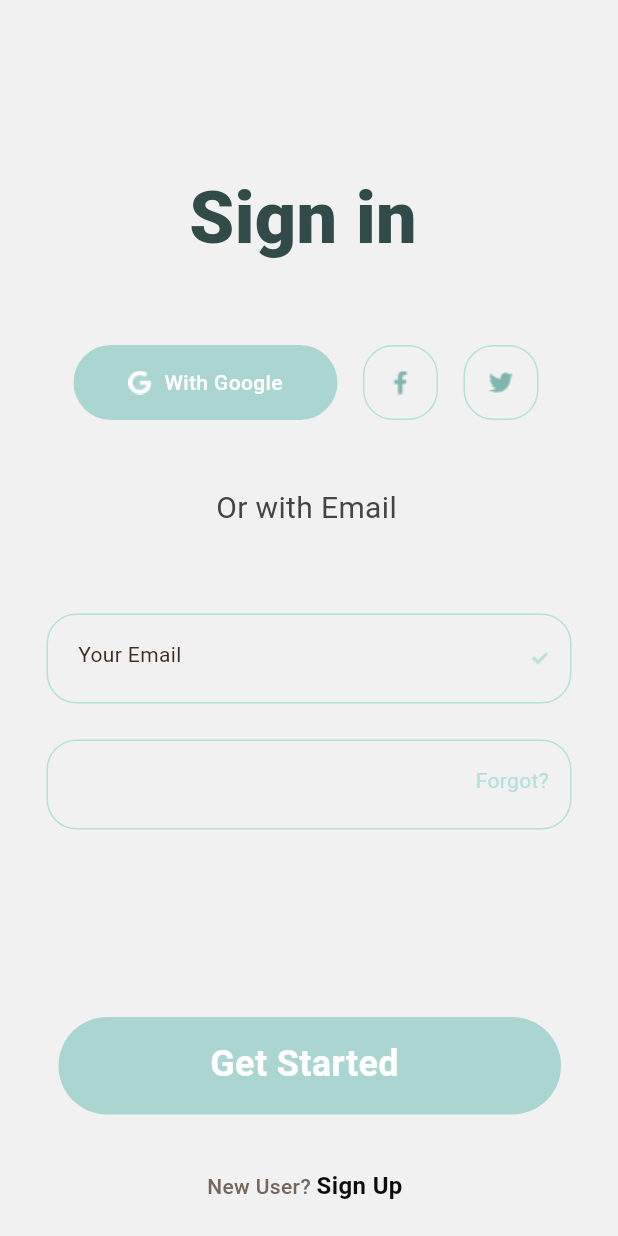
After one commit to ddongleddongle/hotdog, a Flutter app: the screen it shows after launch, after a tap on "임시 Login 페이지 망작", on a phone screen of 412 x 824 dp. The commit adds this screen. Run offline on Flutter 3.47's test engine with Material 3 defaults, Android fonts, the phone set to English and light mode, and no system bars; our stand-ins replace geolocator, google_maps_flutter, permission_handler; missing offline and left inert: mysql_client; network calls fail; Roboto replaces fonts that are missing (Mulish).

Commit message:
살려줘응애

```diff
--- a/lib/Home.dart
+++ b/lib/Home.dart
@@ -1,8 +1,9 @@
 import 'package:flutter/material.dart';
 import 'Login.dart';
-import 'Shop.dart';
+import '/Shop/Shop.dart';
 import 'Start.dart';
 import 'Walking.dart';
+import 'LoginHW.dart';
 
 class Home extends StatelessWidget {
   const Home({super.key});
@@ -22,7 +23,8 @@ class Home extends StatelessWidget {
             );
           },
         ),
-        title: Text("Home Page", style: TextStyle(color: Colors.black)), // 제목을 더 명확하게 설정
+        title: Text("Home Page",
+            style: TextStyle(color: Colors.black)), // 제목을 더 명확하게 설정
       ),
       body: Container(
         width: double.infinity,
@@ -38,7 +40,8 @@ class Home extends StatelessWidget {
                 children: [
                   Expanded(
                     flex: 1, // 이미지가 차지할 비율
-                    child: Image.asset('assets/pet.png', fit: BoxFit.contain), // 이미지 비율 유지
+                    child: Image.asset('assets/images/pet.png',
+                        fit: BoxFit.contain), // 이미지 비율 유지
                   ),
                   Expanded(
                     flex: 2, // 텍스트가 차지할 비율
@@ -80,7 +83,6 @@ class Home extends StatelessWidget {
               child: Container(
                 padding: EdgeInsets.only(top: 50),
                 margin: const EdgeInsets.symmetric(horizontal: 32.0),
-
                 child: GridView(
                   gridDelegate: SliverGridDelegateWithFixedCrossAxisCount(
                     crossAxisCount: 2,
@@ -102,7 +104,8 @@ class Home extends StatelessWidget {
                         // 두 번째 버튼 클릭 시 실행할 코드
                         Navigator.push(
                           context,
-                            MaterialPageRoute(builder: (context) => Login()), // Start 페이지로 이동
+                          MaterialPageRoute(
+                              builder: (context) => LoginHW()), // Start 페이지로 이동
                         );
                       },
                     ),
@@ -112,7 +115,8 @@ class Home extends StatelessWidget {
                         // 세 번째 버튼 클릭 시 실행할 코드
                         Navigator.push(
                           context,
-                            MaterialPageRoute(builder: (context) => Shop()), // Start 페이지로 이동
+                          MaterialPageRoute(
+                              builder: (context) => Shop()), // Start 페이지로 이동
                         );
                       },
                     ),
@@ -131,14 +135,13 @@ class Home extends StatelessWidget {
               child: Container(
                 padding: EdgeInsets.all(30),
                 margin: EdgeInsets.only(bottom: 100),
-                child: buildContainer(
-                    "산책하러가기", () {
+                child: buildContainer("산책하러가기", () {
                   Navigator.push(
                     context,
-                    MaterialPageRoute(builder: (context) => Walking()), // Start 페이지로 이동
+                    MaterialPageRoute(
+                        builder: (context) => Walking()), // Start 페이지로 이동
                   );
-                }
-                ),
+                }),
               ),
             ),
           ],
--- /dev/null
+++ b/lib/LoginHW.dart
@@ -0,0 +1,295 @@
+import 'package:flutter/material.dart';
+import 'home.dart'; // Home.dart 파일을 임포트합니다.
+
+class LoginHW extends StatelessWidget {
+  @override
+  Widget build(BuildContext context) {
+    return Scaffold(
+      backgroundColor: Color(0xFFF1F1F1),
+      body: Center(
+        child: Container(
+          width: 390,
+          height: 844,
+          clipBehavior: Clip.antiAlias,
+          decoration: const BoxDecoration(color: Color(0xFFF1F1F1)),
+          child: Stack(
+            children: [
+              Positioned(
+                left: 28,
+                top: 678,
+                child: GestureDetector(
+                  onTap: () {
+                    // Get Started 버튼 클릭 시 Home.dart로 이동
+                    Navigator.push(
+                      context,
+                      MaterialPageRoute(builder: (context) => Home()),
+                    );
+                  },
+                  child: Container(
+                    width: 335,
+                    height: 65,
+                    child: Stack(
+                      children: [
+                        Positioned(
+                          left: 0,
+                          top: 0,
+                          child: Container(
+                            width: 335,
+                            height: 65,
+                            decoration: ShapeDecoration(
+                              color:
+                                  const Color(0xFFAAD5D1), // Get Started 버튼 색상
+                              shape: RoundedRectangleBorder(
+                                borderRadius: BorderRadius.circular(98),
+                              ),
+                            ),
+                          ),
+                        ),
+                        Positioned(
+                          left: 101,
+                          top: 18,
+                          child: const Text(
+                            'Get Started',
+                            textAlign: TextAlign.center,
+                            style: TextStyle(
+                              color: Colors.white,
+                              fontSize: 24,
+                              fontFamily: 'Mulish',
+                              fontWeight: FontWeight.w700,
+                              height: 1.06,
+                            ),
+                          ),
+                        ),
+                      ],
+                    ),
+                  ),
+                ),
+              ),
+              Positioned(
+                left: 115,
+                top: 122,
+                child: const Text(
+                  'Sign in',
+                  style: TextStyle(
+                    color: Color(0xFF314B49),
+                    fontSize: 48,
+                    fontFamily: 'Mulish',
+                    fontWeight: FontWeight.w800,
+                    height: 1,
+                  ),
+                ),
+              ),
+              Positioned(
+                left: 38,
+                top: 230,
+                child: Container(
+                  width: 310,
+                  height: 50,
+                  child: Stack(
+                    children: [
+                      Positioned(
+                        left: 0,
+                        top: 0,
+                        child: Container(
+                          width: 176,
+                          height: 50,
+                          decoration: ShapeDecoration(
+                            color: const Color(0xFFAAD5D1), // With Google 버튼 색상
+                            shape: RoundedRectangleBorder(
+                              borderRadius: BorderRadius.circular(98),
+                            ),
+                          ),
+                          child: Center(
+                            child: Row(
+                              mainAxisAlignment: MainAxisAlignment.center,
+                              children: [
+                                Image.asset(
+                                  'assets/images/google.png', // Google 아이콘 이미지 경로
+                                  width: 16,
+                                  height: 16,
+                                ),
+                                const SizedBox(width: 8), // 아이콘과 텍스트 사이 간격
+                                const Text(
+                                  'With Google',
+                                  style: TextStyle(
+                                    color: Colors.white,
+                                    fontSize: 14,
+                                    fontFamily: 'Mulish',
+                                    fontWeight: FontWeight.w500,
+                                    height: 1,
+                                  ),
+                                ),
+                              ],
+                            ),
+                          ),
+                        ),
+                      ),
+                      Positioned(
+                        left: 193,
+                        top: 0,
+                        child: Container(
+                          width: 50,
+                          height: 50,
+                          decoration: BoxDecoration(
+                            border: Border.all(
+                                color: Color(0xFFB3E0DB),
+                                width: 1), // 테두리 색상 및 두께
+                            borderRadius: BorderRadius.circular(20), // 동그란 모서리
+                          ),
+                          child: Center(
+                            child: Image.asset(
+                              'assets/images/facebook.png', // Facebook 아이콘 이미지 경로
+                              width: 16,
+                              height: 16,
+                            ),
+                          ),
+                        ),
+                      ),
+                      Positioned(
+                        left: 260,
+                        top: 0,
+                        child: Container(
+                          width: 50,
+                          height: 50,
+                          decoration: BoxDecoration(
+                            border: Border.all(
+                                color: Color(0xFFB3E0DB),
+                                width: 1), // 테두리 색상 및 두께
+                            borderRadius: BorderRadius.circular(20), // 동그란 모서리
+                          ),
+                          child: Center(
+                            child: Image.asset(
+                              'assets/images/twitter.png', // Twitter 아이콘 이미지 경로
+                              width: 16,
+                              height: 16,
+                            ),
+                          ),
+                        ),
+                      ),
+                    ],
+                  ),
+                ),
+              ),
+              Positioned(
+                left: 133,
+                top: 328,
+                child: const Text(
+                  'Or with Email',
+                  textAlign: TextAlign.center,
+                  style: TextStyle(
+                    color: Color(0xFF444444),
+                    fontSize: 20,
+                    fontFamily: 'Mulish',
+                    fontWeight: FontWeight.w400,
+                    height: 1,
+                  ),
+                ),
+              ),
+              Positioned(
+                left: 20,
+                top: 409,
+                child: Container(
+                  width: 350,
+                  height: 60,
+                  decoration: BoxDecoration(
+                    border: Border.all(
+                        color: Color(0xFFB3E0DB), width: 1), // 테두리 색상 및 두께
+                    borderRadius: BorderRadius.circular(20), // 동그란 모서리
+                  ),
+                  child: Stack(
+                    children: [
+                      Positioned(
+                        left: 20,
+                        top: 19,
+                        child: const Text(
+                          'Your Email',
+                          style: TextStyle(
+                            color: Color(0xFF3F2D20),
+                            fontSize: 14,
+                            fontFamily: 'Mulish',
+                            fontWeight: FontWeight.w400,
+                            height: 1,
+                          ),
+                        ),
+                      ),
+                      Positioned(
+                        left: 322,
+                        top: 23,
+                        child: Image.asset(
+                          'assets/images/check.png', // 체크 아이콘 이미지 경로
+                          width: 12,
+                          height: 12,
+                        ),
+                      ),
+                    ],
+                  ),
+                ),
+              ),
+              Positioned(
+                left: 20,
+                top: 493,
+                child: Container(
+                  width: 350,
+                  height: 60,
+                  decoration: BoxDecoration(
+                    border: Border.all(
+                        color: Color(0xFFB3E0DB), width: 1), // 테두리 색상 및 두께
+                    borderRadius: BorderRadius.circular(20), // 동그란 모서리
+                  ),
+                  child: Stack(
+                    children: [
+                      Positioned(
+                        left: 285,
+                        top: 19,
+                        child: const Text(
+                          'Forgot?',
+                          style: TextStyle(
+                            color: Color(0xFFB3E0DB),
+                            fontSize: 14,
+                            fontFamily: 'Mulish',
+                            fontWeight: FontWeight.w400,
+                            height: 1,
+                          ),
+                        ),
+                      ),
+                    ],
+                  ),
+                ),
+              ),
+              Positioned(
+                left: 127,
+                top: 783,
+                child: Text.rich(
+                  TextSpan(
+                    children: [
+                      TextSpan(
+                        text: 'New User? ',
+                        style: TextStyle(
+                          color: Color(0xFF73665C),
+                          fontSize: 14,
+                          fontFamily: 'Mulish',
+                          fontWeight: FontWeight.w500,
+                          height: 1,
+                        ),
+                      ),
+                      TextSpan(
+                        text: 'Sign Up',
+                        style: TextStyle(
+                          color: Color(0xFF0C0C0C),
+                          fontSize: 16,
+                          fontFamily: 'Mulish',
+                          fontWeight: FontWeight.w700,
+                          height: 1,
+                        ),
+                      ),
+                    ],
+                  ),
+                ),
+              ),
+            ],
+          ),
+        ),
+      ),
+    );
+  }
+}
--- a/lib/Start.dart
+++ b/lib/Start.dart
@@ -27,16 +27,24 @@ class Start extends StatelessWidget {
               children: const [
                 Text(
                   "동반자와 함께 떠나는 모험",
-                  style: TextStyle(fontSize: 25, color: Colors.white),
+                  style: TextStyle(
+                    fontSize: 25,
+                    color: Colors.white,
+                    fontWeight: FontWeight.bold, // 볼드체 설정
+                  ),
                   textAlign: TextAlign.center,
                 ),
                 SizedBox(height: 20), // 아래쪽 여백 추가
                 Text(
                   "핫도그",
-                  style: TextStyle(fontSize: 50, color: Colors.white),
+                  style: TextStyle(
+                    fontSize: 50,
+                    color: Colors.white,
+                    fontWeight: FontWeight.bold, // 볼드체 설정
+                  ),
                   textAlign: TextAlign.center,
                 ),
-                SizedBox(height: 60), // 아래쪽 여백 추가
+                SizedBox(height: 60),
               ],
             ),
           ),
--- a/lib/main.dart
+++ b/lib/main.dart
@@ -1,5 +1,4 @@
 import 'package:flutter/material.dart';
-import 'DBconnector.dart';
 import 'Start.dart';
 
 void main() async {
@@ -14,8 +13,6 @@ class MyApp extends StatelessWidget {
 
   @override
   Widget build(BuildContext context) {
-    return MaterialApp(
-        home: Start()
-    );
+    return MaterialApp(home: Start());
   }
 }
--- a/pubspec.yaml
+++ b/pubspec.yaml
@@ -63,6 +63,7 @@ dev_dependencies:
 flutter:
   assets:
     - assets/
+    - assets/images/
     - assets/locations.json
 
   # The following line ensures that the Material Icons font is
```
Also changed, not shown: lib/Login.dart (+39 -23 lines), lib/Shop.dart (deleted, +0 -29 lines), lib/Shop/Shop.dart (added, +34 -0 lines), lib/Shop/category_button.dart (added, +25 -0 lines), lib/Shop/product_grid.dart (added, +48 -0 lines), lib/Shop/product_info.dart (added, +37 -0 lines), lib/Shop/product_item.dart (added, +25 -0 lines), lib/Shop/product_rating.dart (added, +47 -0 lines), lib/Shop/welcome_header.dart (added, +56 -0 lines), assets/images/SignalWifiBattery.png (renamed from assets/SignalWifiBattery.png), assets/images/check.png (renamed from assets/check.png), assets/images/facebook.png (renamed from assets/facebook.png), assets/images/google.png (renamed from assets/google.png), assets/images/pet.png (renamed from assets/pet.png), 1 more files. Lines whose indentation alone changed are shown as unchanged.
